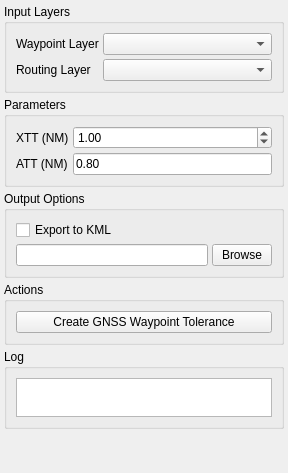
Before: the Qt Designer form Q_Pansopy/ui/pbn/qpansopy_gnss_waypoint_dockwidget.ui in FLYGHT7/qpansopy, drawn with Qt 5.
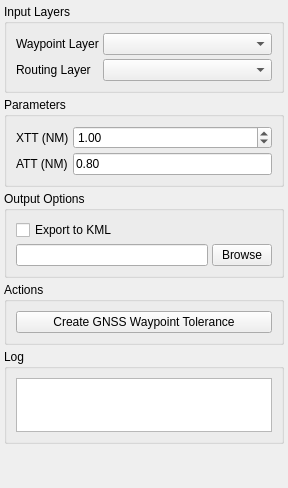
After: the same form once the commit is applied. Custom widgets are drawn as their Qt base class.

Commit message: fix(ui): Increase log group height to 95px for better margin

```diff
--- a/Q_Pansopy/ui/pbn/qpansopy_gnss_waypoint_dockwidget.ui
+++ b/Q_Pansopy/ui/pbn/qpansopy_gnss_waypoint_dockwidget.ui
@@ -226,7 +226,7 @@
       <property name="maximumSize">
        <size>
         <width>16777215</width>
-        <height>80</height>
+        <height>95</height>
        </size>
       </property>
       <layout class="QVBoxLayout" name="logLayout">
```
